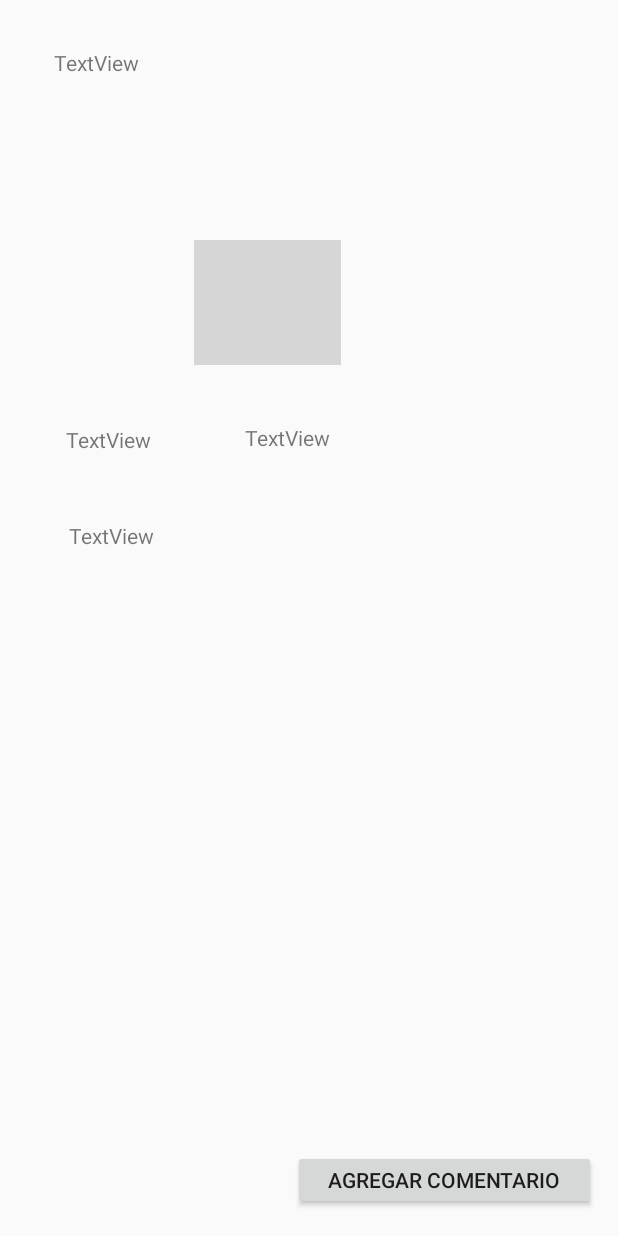
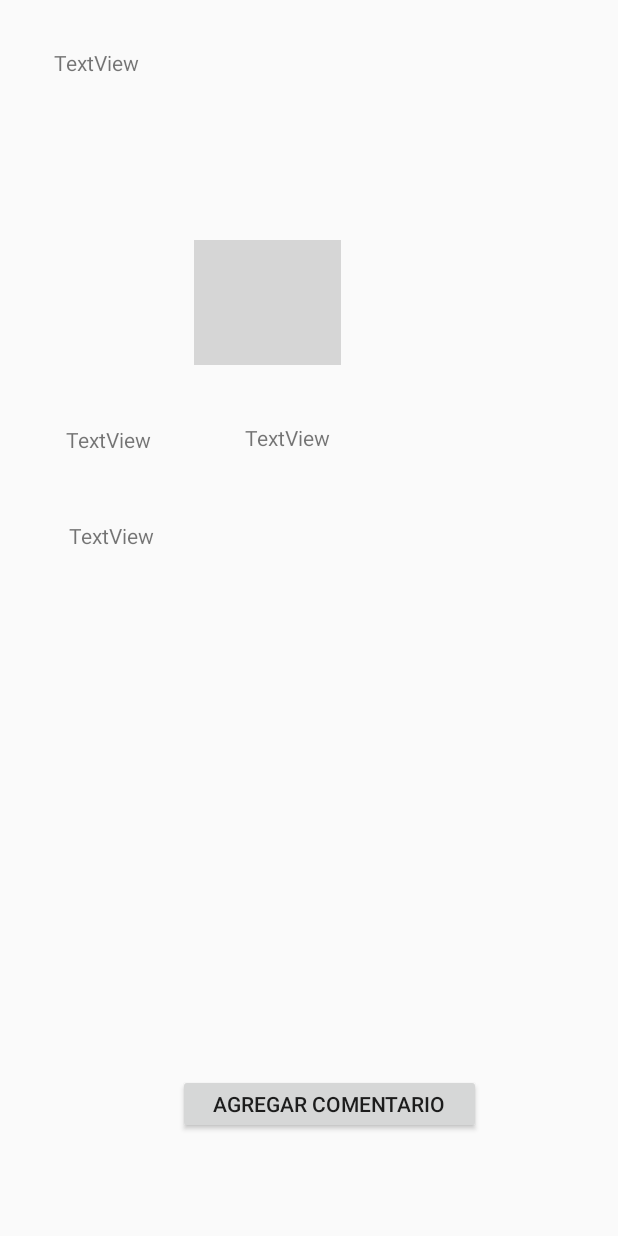
Before and after one commit to RodrigoAdauto123/Lab4-Grupo2, an Android app: the layout activity_detalles.xml on its own in the app's theme, with its tools: preview values and no code run, on a phone screen of 412 x 824 dp. Run offline under Robolectric (Android 15) with nearby library versions, the phone set to English and light mode, and no system bars; grey boxes are pictures that could not be loaded.

Commit message:
update2.0

```diff
--- a/app/src/main/res/layout/activity_detalles.xml
+++ b/app/src/main/res/layout/activity_detalles.xml
@@ -82,11 +82,12 @@
         android:id="@+id/buttonComentario"
         android:layout_width="202dp"
         android:layout_height="40dp"
+        android:onClick="ingresarComentario"
         android:text="Agregar Comentario"
         app:layout_constraintBottom_toBottomOf="parent"
         app:layout_constraintEnd_toEndOf="parent"
-        app:layout_constraintHorizontal_bias="0.93"
+        app:layout_constraintHorizontal_bias="0.564"
         app:layout_constraintStart_toStartOf="parent"
         app:layout_constraintTop_toBottomOf="@+id/textViewDescripcion"
-        app:layout_constraintVertical_bias="0.957" />
+        app:layout_constraintVertical_bias="0.83" />
 </androidx.constraintlayout.widget.ConstraintLayout>
```
Also changed, not shown: app/src/main/java/com/example/lab4_grupo2/DetallesActivity.java (+8 -0 lines), app/src/main/java/com/example/lab4_grupo2/PantallaPrincipalActivity.java (+16 -15 lines).
